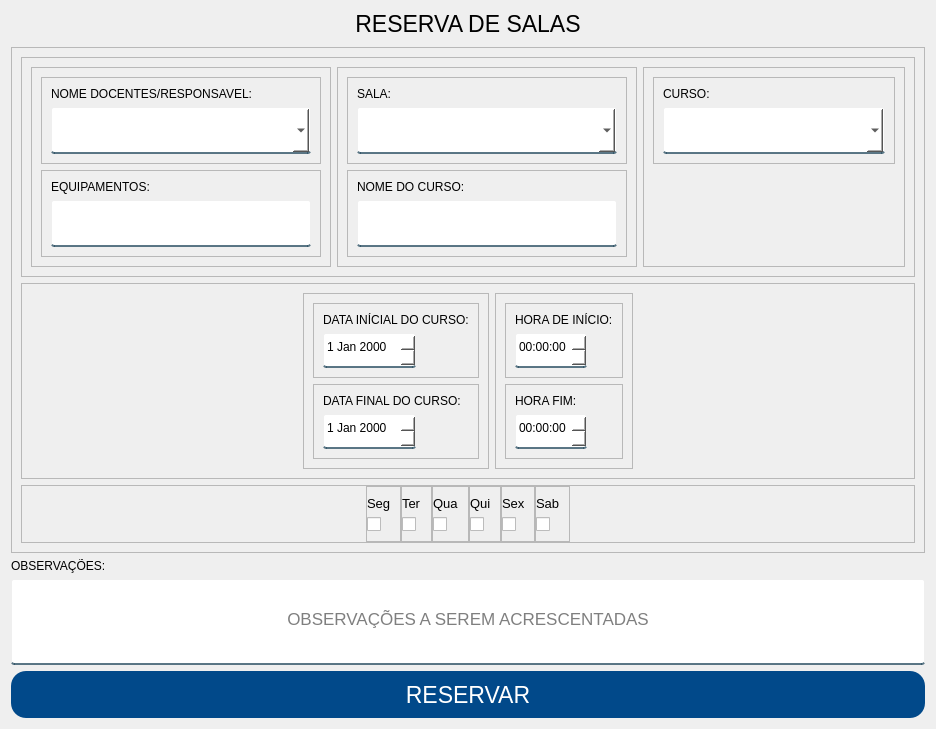
First picture: the form in App/view/ui/reserva.ui, repository Senac-SOR-ADS/Mapa-de-Sala, before the edit.
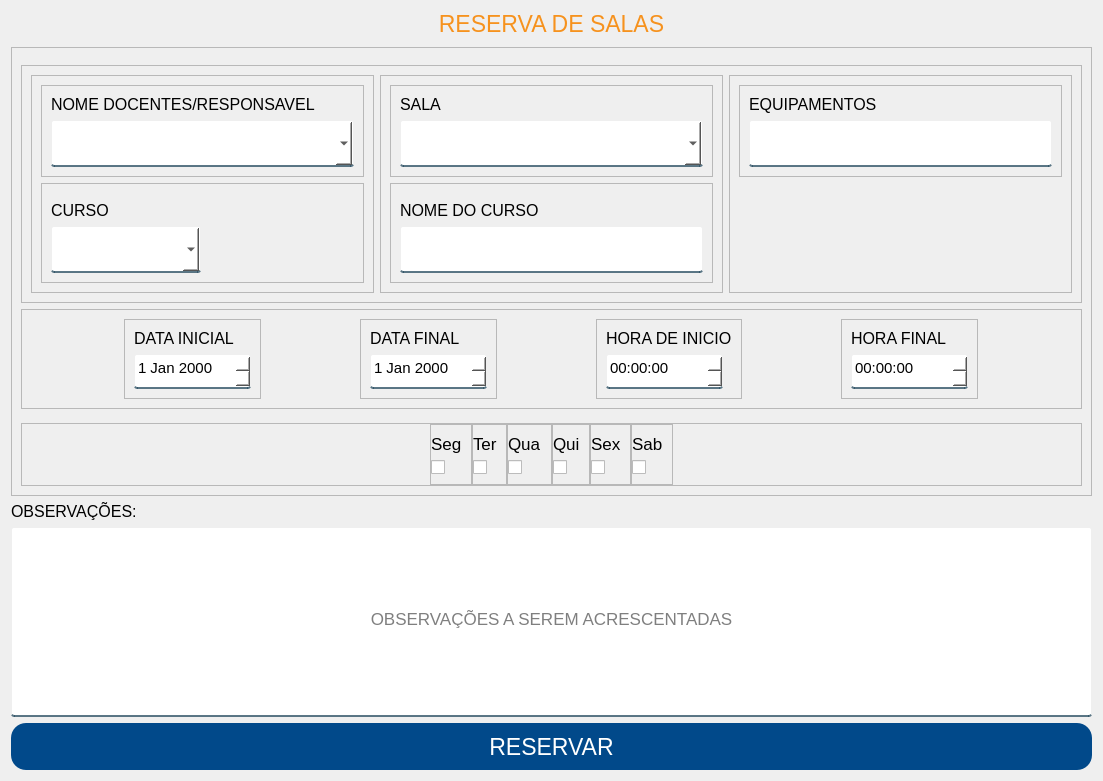
Second picture: the form after the edit.

Commit message: Melhorias na reserva (#234)

The edit to the form file:
```diff
--- a/App/view/ui/reserva.ui
+++ b/App/view/ui/reserva.ui
@@ -6,8 +6,8 @@
    <rect>
     <x>0</x>
     <y>0</y>
-    <width>936</width>
-    <height>729</height>
+    <width>1103</width>
+    <height>781</height>
    </rect>
   </property>
   <property name="windowTitle">
@@ -70,6 +70,10 @@
  
 #respostas {
   color: red;
+}
+
+#titulo {
+color: #f6921e
 }</string>
   </property>
   <layout class="QVBoxLayout" name="verticalLayout">
@@ -109,6 +113,19 @@
       <enum>QFrame::Raised</enum>
      </property>
      <layout class="QVBoxLayout" name="verticalLayout_18">
+      <item>
+       <spacer name="verticalSpacer_5">
+        <property name="orientation">
+         <enum>Qt::Vertical</enum>
+        </property>
+        <property name="sizeHint" stdset="0">
+         <size>
+          <width>20</width>
+          <height>40</height>
+         </size>
+        </property>
+       </spacer>
+      </item>
       <item>
        <widget class="QFrame" name="frame_15">
         <property name="sizePolicy">
@@ -156,8 +173,13 @@
               <layout class="QVBoxLayout" name="verticalLayout_2">
                <item>
                 <widget class="QLabel" name="label_13">
+                 <property name="font">
+                  <font>
+                   <pointsize>12</pointsize>
+                  </font>
+                 </property>
                  <property name="text">
-                  <string>NOME DOCENTES/RESPONSAVEL:</string>
+                  <string>NOME DOCENTES/RESPONSAVEL</string>
                  </property>
                 </widget>
                </item>
@@ -175,12 +197,14 @@
                    <height>47</height>
                   </size>
                  </property>
+                 <property name="font">
+                  <font>
+                   <pointsize>12</pointsize>
+                  </font>
+                 </property>
                  <property name="cursor">
                   <cursorShape>PointingHandCursor</cursorShape>
                  </property>
-                 <property name="editable">
-                  <bool>true</bool>
-                 </property>
                 </widget>
                </item>
               </layout>
@@ -196,9 +220,39 @@
               </property>
               <layout class="QVBoxLayout" name="verticalLayout_5">
                <item>
-                <widget class="QLabel" name="label_4">
+                <spacer name="verticalSpacer_3">
+                 <property name="orientation">
+                  <enum>Qt::Vertical</enum>
+                 </property>
+                 <property name="sizeHint" stdset="0">
+                  <size>
+                   <width>20</width>
+                   <height>40</height>
+                  </size>
+                 </property>
+                </spacer>
+               </item>
+               <item>
+                <widget class="QLabel" name="label_2">
+                 <property name="sizePolicy">
+                  <sizepolicy hsizetype="Fixed" vsizetype="Expanding">
+                   <horstretch>0</horstretch>
+                   <verstretch>0</verstretch>
+                  </sizepolicy>
+                 </property>
+                 <property name="minimumSize">
+                  <size>
+                   <width>130</width>
+                   <height>0</height>
+                  </size>
+                 </property>
+                 <property name="font">
+                  <font>
+                   <pointsize>12</pointsize>
+                  </font>
+                 </property>
                  <property name="text">
-                  <string>EQUIPAMENTOS:</string>
+                  <string>CURSO</string>
                  </property>
                  <property name="alignment">
                   <set>Qt::AlignBottom|Qt::AlignLeading|Qt::AlignLeft</set>
@@ -206,13 +260,27 @@
                 </widget>
                </item>
                <item>
-                <widget class="QLineEdit" name="equipamentosReserva">
+                <widget class="QComboBox" name="cursoReserva">
+                 <property name="sizePolicy">
+                  <sizepolicy hsizetype="Fixed" vsizetype="Fixed">
+                   <horstretch>0</horstretch>
+                   <verstretch>0</verstretch>
+                  </sizepolicy>
+                 </property>
                  <property name="minimumSize">
                   <size>
-                   <width>0</width>
+                   <width>150</width>
                    <height>47</height>
                   </size>
                  </property>
+                 <property name="font">
+                  <font>
+                   <pointsize>12</pointsize>
+                  </font>
+                 </property>
+                 <property name="cursor">
+                  <cursorShape>PointingHandCursor</cursorShape>
+                 </property>
                 </widget>
                </item>
               </layout>
@@ -253,8 +321,13 @@
               <layout class="QVBoxLayout" name="verticalLayout_4">
                <item>
                 <widget class="QLabel" name="label_3">
+                 <property name="font">
+                  <font>
+                   <pointsize>12</pointsize>
+                  </font>
+                 </property>
                  <property name="text">
-                  <string>SALA:</string>
+                  <string>SALA</string>
                  </property>
                 </widget>
                </item>
@@ -272,6 +345,11 @@
                    <height>47</height>
                   </size>
                  </property>
+                 <property name="font">
+                  <font>
+                   <pointsize>12</pointsize>
+                  </font>
+                 </property>
                  <property name="cursor">
                   <cursorShape>PointingHandCursor</cursorShape>
                  </property>
@@ -289,10 +367,28 @@
                <enum>QFrame::Raised</enum>
               </property>
               <layout class="QVBoxLayout" name="verticalLayout_3">
+               <item>
+                <spacer name="verticalSpacer_2">
+                 <property name="orientation">
+                  <enum>Qt::Vertical</enum>
+                 </property>
+                 <property name="sizeHint" stdset="0">
+                  <size>
+                   <width>20</width>
+                   <height>40</height>
+                  </size>
+                 </property>
+                </spacer>
+               </item>
                <item>
                 <widget class="QLabel" name="label_6">
+                 <property name="font">
+                  <font>
+                   <pointsize>12</pointsize>
+                  </font>
+                 </property>
                  <property name="text">
-                  <string>NOME DO CURSO:</string>
+                  <string>NOME DO CURSO</string>
                  </property>
                 </widget>
                </item>
@@ -301,12 +397,23 @@
                  <property name="enabled">
                   <bool>false</bool>
                  </property>
+                 <property name="sizePolicy">
+                  <sizepolicy hsizetype="Expanding" vsizetype="Fixed">
+                   <horstretch>0</horstretch>
+                   <verstretch>0</verstretch>
+                  </sizepolicy>
+                 </property>
                  <property name="minimumSize">
                   <size>
                    <width>0</width>
                    <height>47</height>
                   </size>
                  </property>
+                 <property name="font">
+                  <font>
+                   <pointsize>12</pointsize>
+                  </font>
+                 </property>
                  <property name="cursor">
                   <cursorShape>PointingHandCursor</cursorShape>
                  </property>
@@ -343,28 +450,35 @@
               </property>
               <layout class="QVBoxLayout" name="verticalLayout_6">
                <item>
-                <widget class="QLabel" name="label_2">
+                <widget class="QLabel" name="label_4">
+                 <property name="font">
+                  <font>
+                   <pointsize>12</pointsize>
+                  </font>
+                 </property>
                  <property name="text">
-                  <string>CURSO:</string>
+                  <string>EQUIPAMENTOS</string>
+                 </property>
+                 <property name="alignment">
+                  <set>Qt::AlignBottom|Qt::AlignLeading|Qt::AlignLeft</set>
                  </property>
                 </widget>
                </item>
                <item>
-                <widget class="QComboBox" name="cursoReserva">
-                 <property name="sizePolicy">
-                  <sizepolicy hsizetype="Expanding" vsizetype="Fixed">
-                   <horstretch>0</horstretch>
-                   <verstretch>0</verstretch>
-                  </sizepolicy>
-                 </property>
+                <widget class="QLineEdit" name="equipamentosReserva">
                  <property name="minimumSize">
                   <size>
                    <width>0</width>
                    <height>47</height>
                   </size>
                  </property>
-                 <property name="cursor">
-                  <cursorShape>PointingHandCursor</cursorShape>
+                 <property name="font">
+                  <font>
+                   <pointsize>12</pointsize>
+                  </font>
+                 </property>
+                 <property name="mouseTracking">
+                  <bool>true</bool>
                  </property>
                 </widget>
                </item>
@@ -391,43 +505,6 @@
        </widget>
       </item>
       <item>
-       <widget class="QFrame" name="frame_14">
-        <property name="sizePolicy">
-         <sizepolicy hsizetype="Preferred" vsizetype="Expanding">
-          <horstretch>0</horstretch>
-          <verstretch>0</verstretch>
-         </sizepolicy>
-        </property>
-        <property name="frameShape">
-         <enum>QFrame::StyledPanel</enum>
-        </property>
-        <property name="frameShadow">
-         <enum>QFrame::Raised</enum>
-        </property>
-        <layout class="QHBoxLayout" name="horizontalLayout_6">
-         <item>
-          <spacer name="horizontalSpacer_3">
-           <property name="orientation">
-            <enum>Qt::Horizontal</enum>
-           </property>
-           <property name="sizeHint" stdset="0">
-            <size>
-             <width>40</width>
-             <height>20</height>
-            </size>
-           </property>
-          </spacer>
-         </item>
-         <item>
-          <widget class="QFrame" name="frame_16">
-           <property name="frameShape">
-            <enum>QFrame::StyledPanel</enum>
-           </property>
-           <property name="frameShadow">
-            <enum>QFrame::Raised</enum>
-           </property>
-           <layout class="QVBoxLayout" name="verticalLayout_11">
-            <item>
              <widget class="QFrame" name="frame_7">
               <property name="frameShape">
                <enum>QFrame::StyledPanel</enum>
@@ -435,38 +512,15 @@
               <property name="frameShadow">
                <enum>QFrame::Raised</enum>
               </property>
-              <layout class="QVBoxLayout" name="verticalLayout_19">
+        <layout class="QHBoxLayout" name="horizontalLayout_19">
                <item>
-                <widget class="QLabel" name="label_5">
-                 <property name="text">
-                  <string>DATA INÍCIAL DO CURSO:</string>
-                 </property>
-                </widget>
-               </item>
-               <item>
-                <widget class="QDateEdit" name="diaInicio">
+          <widget class="QFrame" name="frame_30">
                  <property name="sizePolicy">
-                  <sizepolicy hsizetype="Fixed" vsizetype="Fixed">
+            <sizepolicy hsizetype="Fixed" vsizetype="Expanding">
                    <horstretch>0</horstretch>
                    <verstretch>0</verstretch>
                   </sizepolicy>
                  </property>
-                 <property name="minimumSize">
-                  <size>
-                   <width>0</width>
-                   <height>35</height>
-                  </size>
-                 </property>
-                 <property name="cursor">
-                  <cursorShape>PointingHandCursor</cursorShape>
-                 </property>
-                </widget>
-               </item>
-              </layout>
-             </widget>
-            </item>
-            <item>
-             <widget class="QFrame" name="frame_8">
               <property name="frameShape">
                <enum>QFrame::StyledPanel</enum>
               </property>
@@ -475,9 +529,71 @@
               </property>
               <layout class="QVBoxLayout" name="verticalLayout_20">
                <item>
-                <widget class="QLabel" name="label_8">
+             <widget class="QLabel" name="label_25">
+              <property name="font">
+               <font>
+                <pointsize>12</pointsize>
+               </font>
+              </property>
                  <property name="text">
-                  <string>DATA FINAL DO CURSO:</string>
+               <string>DATA INICIAL</string>
+              </property>
+              <property name="alignment">
+               <set>Qt::AlignBottom|Qt::AlignLeading|Qt::AlignLeft</set>
+              </property>
+             </widget>
+            </item>
+            <item>
+             <widget class="QDateEdit" name="diaInicio">
+              <property name="sizePolicy">
+               <sizepolicy hsizetype="Fixed" vsizetype="Fixed">
+                <horstretch>0</horstretch>
+                <verstretch>0</verstretch>
+               </sizepolicy>
+              </property>
+              <property name="minimumSize">
+               <size>
+                <width>117</width>
+                <height>35</height>
+               </size>
+              </property>
+              <property name="font">
+               <font>
+                <pointsize>11</pointsize>
+               </font>
+              </property>
+             </widget>
+            </item>
+           </layout>
+          </widget>
+         </item>
+         <item>
+          <widget class="QFrame" name="frame_31">
+           <property name="sizePolicy">
+            <sizepolicy hsizetype="Fixed" vsizetype="Expanding">
+             <horstretch>0</horstretch>
+             <verstretch>0</verstretch>
+            </sizepolicy>
+           </property>
+           <property name="frameShape">
+            <enum>QFrame::StyledPanel</enum>
+           </property>
+           <property name="frameShadow">
+            <enum>QFrame::Raised</enum>
+           </property>
+           <layout class="QVBoxLayout" name="verticalLayout_11">
+            <item>
+             <widget class="QLabel" name="label_26">
+              <property name="font">
+               <font>
+                <pointsize>12</pointsize>
+               </font>
+              </property>
+              <property name="text">
+               <string>DATA FINAL</string>
+              </property>
+              <property name="alignment">
+               <set>Qt::AlignBottom|Qt::AlignLeading|Qt::AlignLeft</set>
                  </property>
                 </widget>
                </item>
@@ -491,23 +607,28 @@
                  </property>
                  <property name="minimumSize">
                   <size>
-                   <width>0</width>
+                <width>117</width>
                    <height>35</height>
                   </size>
                  </property>
-                 <property name="cursor">
-                  <cursorShape>PointingHandCursor</cursorShape>
-                 </property>
-                </widget>
-               </item>
-              </layout>
+              <property name="font">
+               <font>
+                <pointsize>11</pointsize>
+               </font>
+              </property>
              </widget>
             </item>
            </layout>
           </widget>
          </item>
          <item>
-          <widget class="QFrame" name="frame_17">
+          <widget class="QFrame" name="frame_32">
+           <property name="sizePolicy">
+            <sizepolicy hsizetype="Fixed" vsizetype="Expanding">
+             <horstretch>0</horstretch>
+             <verstretch>0</verstretch>
+            </sizepolicy>
+           </property>
            <property name="frameShape">
             <enum>QFrame::StyledPanel</enum>
            </property>
@@ -516,18 +637,17 @@
            </property>
            <layout class="QVBoxLayout" name="verticalLayout_10">
             <item>
-             <widget class="QFrame" name="frame_9">
-              <property name="frameShape">
-               <enum>QFrame::StyledPanel</enum>
+             <widget class="QLabel" name="label_5">
+              <property name="font">
+               <font>
+                <pointsize>12</pointsize>
+               </font>
               </property>
-              <property name="frameShadow">
-               <enum>QFrame::Raised</enum>
-              </property>
-              <layout class="QVBoxLayout" name="verticalLayout_22">
-               <item>
-                <widget class="QLabel" name="label_10">
                  <property name="text">
-                  <string>HORA DE INÍCIO:</string>
+               <string>HORA DE INICIO</string>
+              </property>
+              <property name="alignment">
+               <set>Qt::AlignBottom|Qt::AlignLeading|Qt::AlignLeft</set>
                  </property>
                 </widget>
                </item>
@@ -541,12 +661,14 @@
                  </property>
                  <property name="minimumSize">
                   <size>
-                   <width>0</width>
+                <width>117</width>
                    <height>35</height>
                   </size>
                  </property>
-                 <property name="cursor">
-                  <cursorShape>PointingHandCursor</cursorShape>
+              <property name="font">
+               <font>
+                <pointsize>11</pointsize>
+               </font>
                  </property>
                 </widget>
                </item>
@@ -554,18 +676,32 @@
              </widget>
             </item>
             <item>
-             <widget class="QFrame" name="frame_10">
+          <widget class="QFrame" name="frame_8">
+           <property name="sizePolicy">
+            <sizepolicy hsizetype="Fixed" vsizetype="Expanding">
+             <horstretch>0</horstretch>
+             <verstretch>0</verstretch>
+            </sizepolicy>
+           </property>
               <property name="frameShape">
                <enum>QFrame::StyledPanel</enum>
               </property>
               <property name="frameShadow">
                <enum>QFrame::Raised</enum>
               </property>
-              <layout class="QVBoxLayout" name="verticalLayout_21">
+           <layout class="QVBoxLayout" name="verticalLayout_19">
                <item>
-                <widget class="QLabel" name="label_11">
+             <widget class="QLabel" name="label_7">
+              <property name="font">
+               <font>
+                <pointsize>12</pointsize>
+               </font>
+              </property>
                  <property name="text">
-                  <string>HORA FIM:</string>
+               <string>HORA FINAL</string>
+              </property>
+              <property name="alignment">
+               <set>Qt::AlignBottom|Qt::AlignLeading|Qt::AlignLeft</set>
                  </property>
                 </widget>
                </item>
@@ -579,12 +715,17 @@
                  </property>
                  <property name="minimumSize">
                   <size>
-                   <width>0</width>
+                <width>117</width>
                    <height>35</height>
                   </size>
                  </property>
-                 <property name="cursor">
-                  <cursorShape>PointingHandCursor</cursorShape>
+              <property name="font">
+               <font>
+                <pointsize>11</pointsize>
+               </font>
+              </property>
+              <property name="alignment">
+               <set>Qt::AlignLeading|Qt::AlignLeft|Qt::AlignVCenter</set>
                  </property>
                 </widget>
                </item>
@@ -595,20 +736,17 @@
           </widget>
          </item>
          <item>
-          <spacer name="horizontalSpacer_4">
+       <spacer name="verticalSpacer_4">
            <property name="orientation">
-            <enum>Qt::Horizontal</enum>
+         <enum>Qt::Vertical</enum>
            </property>
            <property name="sizeHint" stdset="0">
             <size>
-             <width>40</width>
-             <height>20</height>
+          <width>20</width>
+          <height>40</height>
             </size>
            </property>
           </spacer>
-         </item>
-        </layout>
-       </widget>
       </item>
       <item>
        <widget class="QFrame" name="checkFrame">
@@ -666,7 +804,7 @@
              <widget class="QLabel" name="label_18">
               <property name="font">
                <font>
-                <pointsize>10</pointsize>
+                <pointsize>13</pointsize>
                </font>
               </property>
               <property name="text">
@@ -709,7 +847,7 @@
              <widget class="QLabel" name="label_12">
               <property name="font">
                <font>
-                <pointsize>10</pointsize>
+                <pointsize>13</pointsize>
                </font>
               </property>
               <property name="text">
@@ -757,7 +895,7 @@
              <widget class="QLabel" name="label_14">
               <property name="font">
                <font>
-                <pointsize>10</pointsize>
+                <pointsize>13</pointsize>
                </font>
               </property>
               <property name="text">
@@ -800,7 +938,7 @@
              <widget class="QLabel" name="label_15">
               <property name="font">
                <font>
-                <pointsize>10</pointsize>
+                <pointsize>13</pointsize>
                </font>
               </property>
               <property name="text">
@@ -848,7 +986,7 @@
              <widget class="QLabel" name="label_16">
               <property name="font">
                <font>
-                <pointsize>10</pointsize>
+                <pointsize>13</pointsize>
                </font>
               </property>
               <property name="text">
@@ -894,7 +1032,7 @@
              <widget class="QLabel" name="label_17">
               <property name="font">
                <font>
-                <pointsize>10</pointsize>
+                <pointsize>13</pointsize>
                </font>
               </property>
               <property name="text">
@@ -945,6 +1083,11 @@
    </item>
    <item>
     <widget class="QLabel" name="label">
+     <property name="font">
+      <font>
+       <pointsize>12</pointsize>
+      </font>
+     </property>
      <property name="text">
       <string>OBSERVAÇÕES:</string>
      </property>
@@ -953,15 +1096,15 @@
    <item>
     <widget class="QLineEdit" name="observacaoReserva">
      <property name="sizePolicy">
-      <sizepolicy hsizetype="Expanding" vsizetype="Expanding">
+      <sizepolicy hsizetype="Expanding" vsizetype="Preferred">
        <horstretch>0</horstretch>
        <verstretch>0</verstretch>
       </sizepolicy>
      </property>
      <property name="minimumSize">
       <size>
-       <width>648</width>
-       <height>25</height>
+       <width>300</width>
+       <height>190</height>
       </size>
      </property>
      <property name="font">
@@ -990,6 +1133,9 @@
        <pointsize>17</pointsize>
       </font>
      </property>
+     <property name="cursor">
+      <cursorShape>PointingHandCursor</cursorShape>
+     </property>
      <property name="text">
       <string>RESERVAR</string>
      </property>
```
Left out of the diff: 14 changed lines with no effect on the pictures. Lines whose indentation alone changed are shown as unchanged. The commit also changes 7 other files.
